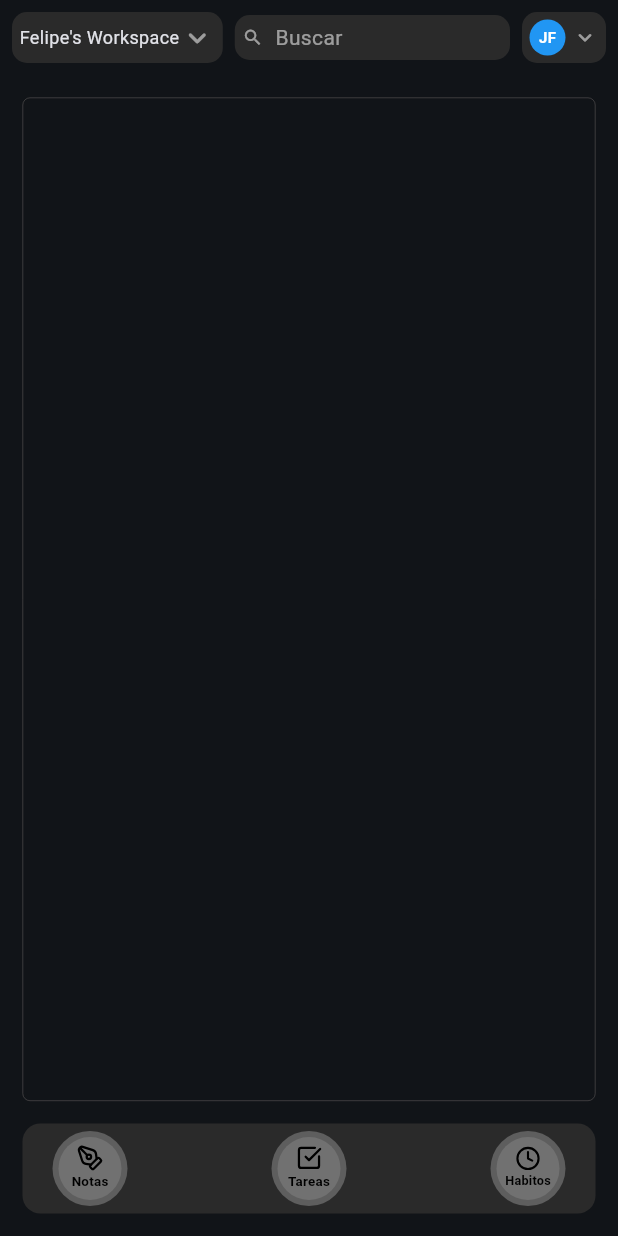
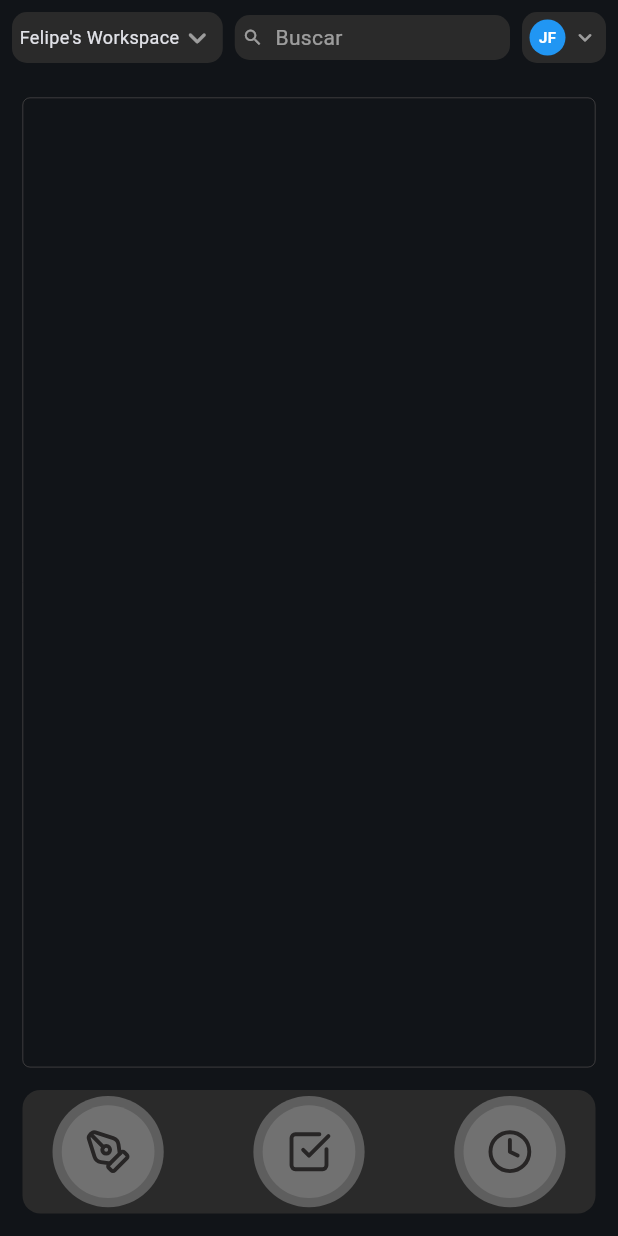
Before and after one commit to F4TB0Yz/FindYourMind, a Flutter app: the screen it shows after launch, on a phone screen of 412 x 824 dp. Run offline on Flutter 3.47's test engine with Material 3 defaults, Android fonts, the phone set to English and light mode, and no system bars; our stand-ins replace flutter_dotenv, flutter_slidable, flutter_svg, lucide_icons, supabase_flutter; accounts and stored records are empty; Roboto replaces fonts that are missing (JosefinSans).

Commit message:
fix: Update .gitignore to include .env file; refactor bottom navigation bar and item bar for responsive design

```diff
--- a/lib/main.dart
+++ b/lib/main.dart
@@ -75,7 +75,8 @@ class _MainAppState extends State<MainApp> {
       darkTheme: AppTheme.getAppTheme(isDark: true),
       debugShowCheckedModeBanner: false,
       themeMode: themeProvider.themeMode,
-      home:  Scaffold(
+      home:  SafeArea(
+        child: Scaffold(
           appBar: const CustomAppBar(),
           body: Padding(
             padding: const EdgeInsets.only(
@@ -89,6 +90,7 @@ class _MainAppState extends State<MainApp> {
           ),
           bottomNavigationBar: const CustomBottomBar(),
         ),
+      ),
     );
   }
 }
--- a/lib/shared/presentation/widgets/bottom_nav_bar/custom_bottom_bar.dart
+++ b/lib/shared/presentation/widgets/bottom_nav_bar/custom_bottom_bar.dart
@@ -1,5 +1,4 @@
 import 'package:find_your_mind/core/constants/color_constants.dart';
-import 'package:find_your_mind/core/constants/string_constants.dart';
 import 'package:find_your_mind/features/habits/presentation/screens/habits_screen.dart';
 import 'package:find_your_mind/features/notes/presentation/screens/notes_screen.dart';
 import 'package:find_your_mind/features/tasks/presentation/screens/tasks_screen.dart';
@@ -12,9 +11,12 @@ class CustomBottomBar extends StatelessWidget {
 
   @override
   Widget build(BuildContext context) {
+    final size = MediaQuery.of(context).size;
+
+
     return Container(
       margin: const EdgeInsets.all(15),
-      height: 60,
+      height: size.height * 0.1,
       decoration: BoxDecoration(
         borderRadius: BorderRadius.circular(12),
         color: AppColors.darkBackground
@@ -26,17 +28,14 @@ class CustomBottomBar extends StatelessWidget {
           children: [
             CustomItemBar(
               icon: LucideIcons.penTool,
-              label: 'Notas',
               screen: NotesScreen(),
             ),
             CustomItemBar(
               icon: LucideIcons.checkSquare,
-              label: 'Tareas',
               screen: TasksScreen(),
             ),
             CustomItemBar(
               icon: LucideIcons.clock,
-              label: AppStrings.habitsLabel,
               screen: HabitsScreen(),
             ),
           ],
--- a/lib/shared/presentation/widgets/bottom_nav_bar/custom_item_bar.dart
+++ b/lib/shared/presentation/widgets/bottom_nav_bar/custom_item_bar.dart
@@ -4,14 +4,12 @@ import 'package:provider/provider.dart';
 
 class CustomItemBar extends StatefulWidget {
   final IconData icon;
-  final String label;
   final Widget screen;
   final VoidCallback? onTap;
 
   const CustomItemBar({
     super.key,
     required this.icon,
-    required this.label,
     required this.screen,
     this.onTap,
   });
@@ -26,6 +24,7 @@ class _CustomItemBarState extends State<CustomItemBar> {
   @override
   Widget build(BuildContext context) {
     final ScreensProvider screensProvider = Provider.of<ScreensProvider>(context);
+    final Size size = MediaQuery.of(context).size;
 
     return MouseRegion(
       onHover: (_) => setState(() {
@@ -42,15 +41,15 @@ class _CustomItemBarState extends State<CustomItemBar> {
             widget.onTap!();
           }
         },
-        child: _buildButton()
+        child: _buildButton(size)
       )
     );
   }
 
-  Container _buildButton() {
+  Container _buildButton(Size size) {
     return Container(
-    width: 50,
-    height: 50,
+    width: size.width * 0.18,
+    height: size.height * 0.1,
     decoration: BoxDecoration(
       shape: BoxShape.circle,
       color: const Color(0xFF717171).withValues(alpha: 0.73),
@@ -58,27 +57,19 @@ class _CustomItemBarState extends State<CustomItemBar> {
     child: Center(
       child: Container(
         padding: const EdgeInsets.all(5),
-        width: 42,
-        height: 42,
+        width: size.width * 0.15,
+        height: size.height * 0.08,
         decoration: BoxDecoration(
           shape: BoxShape.circle,
           color: backgroundColor,
         ),
         child: FittedBox(
           child: Padding(
-            padding: const EdgeInsets.only(bottom: 2, left: 1, right: 1),
-            child: Column(
-              children: [
-                Icon(widget.icon, color: Colors.black),
-                Text(
-                  widget.label,
-                  style: const TextStyle(
-                    color: Colors.black,
-                    fontSize: 12,
-                    fontWeight: FontWeight.w700
-                  ),
-                ),
-              ],
+            padding: const EdgeInsets.all(8),
+            child: Icon(
+              widget.icon,
+              weight: 700,
+              color: const Color.fromARGB(255, 39, 37, 37)
             ),
           ),
         ),
```
Also changed, not shown: pubspec.lock, 1 other file. Lines whose indentation alone changed are shown as unchanged.
